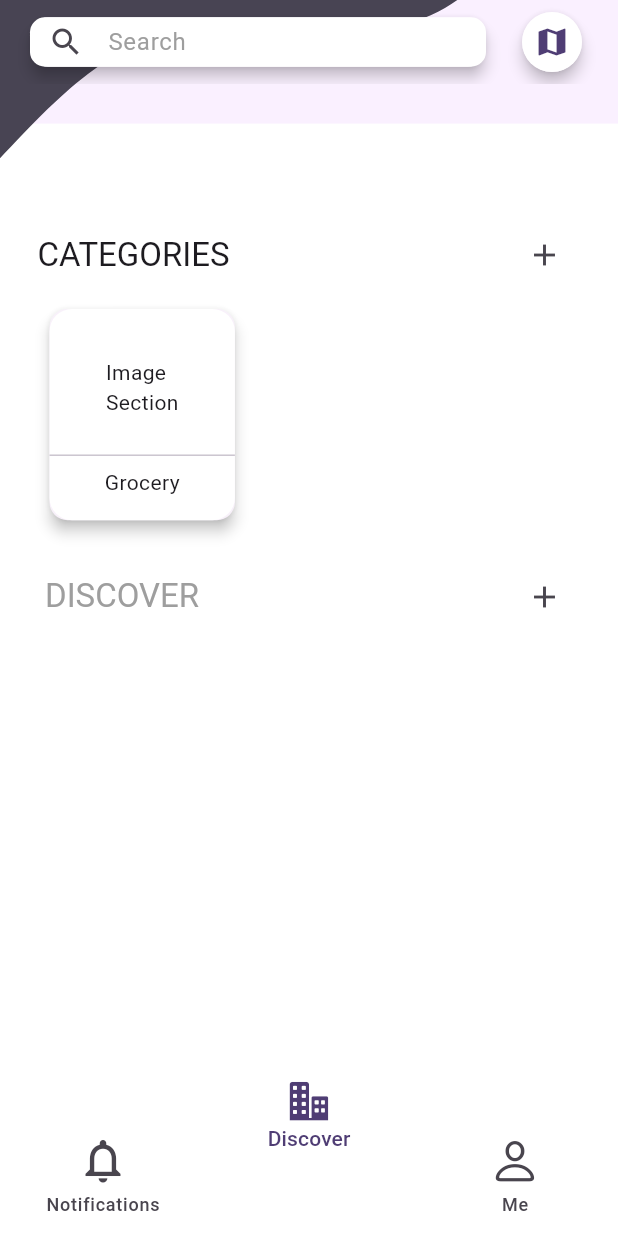
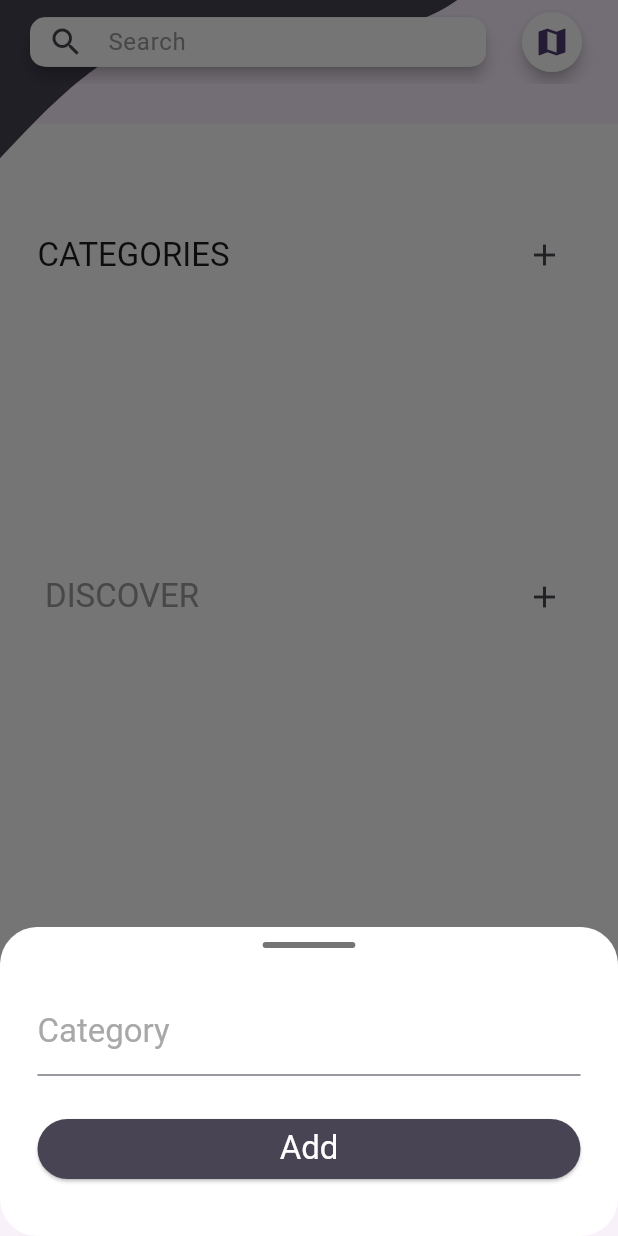
Before and after one commit to paraspithadiya10/Coupon_app, a Flutter app: the HomeScreen screen opened by its route, item 2 of the bottom bar chosen, after a tap on the "add" icon, on a phone screen of 412 x 824 dp. Run offline on Flutter 3.47's test engine with Material 3 defaults, Android fonts, the phone set to English and light mode, and no system bars; our stand-ins replace flutter_svg, shared_preferences, sqflite; accounts and stored records are empty; project files that could hold a hidden picture were left out.

Commit message:
add category and coupon dynamically

```diff
--- a/lib/providers/category_provider.dart
+++ b/lib/providers/category_provider.dart
@@ -1,41 +1,29 @@
 import 'package:flutter/material.dart';
 
 class CategoryProvider extends ChangeNotifier {
-  List<String> categoryItems = <String>[
-    'Grocery',
-    'Clothing',
-    'Health & Beauty',
-    'Sports',
-    'Furniture',
-    'Electronics',
-  ];
-
-  List<String> selectedCategories = [];
+  List<String> categoryList = [];
 
   int categoryIndex = 0;
 
-  addCategoryData(context) {
-    if (categoryIndex >= categoryItems.length) {
-      showDialog(
-          context: context,
-          builder: (context) => AlertDialog(
-                title: Text('information'),
-                content: Text('There is no more category to add'),
-                actions: [
-                  TextButton(
-                      onPressed: () {
-                        Navigator.pop(context);
-                      },
-                      child: Text('Ok'))
-                ],
-              ));
-      categoryIndex = categoryItems.length + 1;
-    } else {
-      selectedCategories.add(categoryItems[categoryIndex]);
-      categoryIndex++;
-    }
+  addCategoryData(String category) {
+    categoryList.add(category);
     notifyListeners();
   }
 
-  List<String> getSelectedCategoryData() => selectedCategories;
+  List<String> getCategoryList() => categoryList;
+
+  String getCategoryByIndex(int index) {
+    String category = categoryList[index];
+    return category;
+  }
+
+  void updateCategory(String category, int index) {
+    categoryList[index] = category;
+    notifyListeners();
+  }
+
+  void removeCategory(int index) {
+    categoryList.removeAt(index);
+    notifyListeners();
+  }
 }
--- a/lib/providers/coupon_provider.dart
+++ b/lib/providers/coupon_provider.dart
@@ -1,72 +1,27 @@
 import 'package:flutter/material.dart';
 
 class CouponProvider extends ChangeNotifier {
-  final List<Map<String, dynamic>> couponItems = [
-    {
-      'discount': 10,
-      'brandName': 'Castel Winery',
-      'date': 'jun 1 - jun 8',
-      'isBelongsTo': true,
-    },
-    {
-      'discount': 15,
-      'brandName': 'Pancakes House',
-      'date': 'jun 1 - jun 24',
-      'isBelongsTo': false,
-    },
-    {
-      'discount': 10,
-      'brandName': 'Spa Boutique',
-      'date': 'jun 1 - jun 8',
-      'isBelongsTo': true,
-    },
-    {
-      'discount': 15,
-      'brandName': 'H & M',
-      'date': 'jun 1 - jun 8',
-      'isBelongsTo': false,
-    },
-    {
-      'discount': 5,
-      'brandName': 'Apple online store',
-      'date': 'jun 1 - jun 18',
-      'isBelongsTo': true,
-    },
-    {
-      'discount': 5,
-      'brandName': 'Mashya Restaurant',
-      'date': 'jun 1 - jun 8',
-      'isBelongsTo': false,
-    },
-  ];
+  List<Map<String, dynamic>> couponList = [];
 
-  List<Map<String, dynamic>> selectedCoupon = [];
-
-  int couponIndex = 0;
-
-  void addCoupon(context) {
-    if (couponIndex >= couponItems.length) {
-      showDialog(
-          context: context,
-          builder: (context) => AlertDialog(
-                title: Text('information'),
-                content: Text('There is no more coupon to add'),
-                actions: [
-                  TextButton(
-                      onPressed: () {
-                        Navigator.pop(context);
-                      },
-                      child: Text('Ok'))
-                ],
-              ));
-      couponIndex = couponItems.length + 1;
-    } else {
-      selectedCoupon.add(couponItems[couponIndex]);
-      couponIndex++;
-    }
-
+  void addCoupon(context, Map<String, dynamic> couponItem) {
+    couponList.add(couponItem);
     notifyListeners();
   }
 
-  List<Map<String, dynamic>> getCoupon() => selectedCoupon;
+  List<Map<String, dynamic>> getCouponList() => couponList;
+
+  Map<String, dynamic> getCoupon(int index) {
+    Map<String, dynamic> coupon = couponList[index];
+    return coupon;
+  }
+
+  void updateCoupon(Map<String, dynamic> coupon, index) {
+    couponList[index] = coupon;
+    notifyListeners();
+  }
+
+  void removeCoupon(int index) {
+    couponList.removeAt(index);
+    notifyListeners();
+  }
 }
--- a/lib/screens/detail_screen.dart
+++ b/lib/screens/detail_screen.dart
@@ -36,9 +36,14 @@ class DetailScreen extends StatelessWidget {
       padding: const EdgeInsets.only(left: 20.0, top: 50.0),
       child: Row(
         children: [
-          Icon(
-            Icons.arrow_back_ios_new,
-            color: Colors.white,
+          IconButton(
+            onPressed: () {
+              Navigator.pop(context);
+            },
+            icon: Icon(
+              Icons.arrow_back_ios_new,
+              color: Colors.white,
+            ),
           ),
           Text(
             'ADIDAS',
--- a/lib/screens/discover_screen.dart
+++ b/lib/screens/discover_screen.dart
@@ -1,6 +1,8 @@
 import 'package:demo_app/providers/category_provider.dart';
 import 'package:demo_app/providers/coupon_provider.dart';
+import 'package:demo_app/widgets/category_bottom_sheet_widget.dart';
 import 'package:demo_app/widgets/category_card_widget.dart';
+import 'package:demo_app/widgets/coupon_bottom_sheet_widget.dart';
 import 'package:demo_app/widgets/coupon_widget.dart';
 import 'package:flutter/material.dart';
 import 'package:flutter_svg/flutter_svg.dart';
@@ -14,14 +16,20 @@ class DiscoverScreen extends StatelessWidget {
     double height = MediaQuery.sizeOf(context).height;
     double width = MediaQuery.sizeOf(context).width;
 
+    TextEditingController categoryNameController = TextEditingController();
+
+    TextEditingController brandNameController = TextEditingController();
+    TextEditingController discountController = TextEditingController();
+
     return Scaffold(
       body: Column(
         crossAxisAlignment: CrossAxisAlignment.start,
         spacing: 15,
         children: [
           _searchAppBarUI(height, width, context),
-          _categoriesSectionUI(height, width, context),
-          _discoverHeaderUI(context),
+          _categoriesSectionUI(height, width, context, categoryNameController),
+          _discoverHeaderUI(
+              context, height, width, brandNameController, discountController),
           _couponGridViewUI(height, width, context),
         ],
       ),
@@ -83,8 +91,8 @@ class DiscoverScreen extends StatelessWidget {
     );
   }
 
-  Widget _categoriesSectionUI(
-      double height, double width, BuildContext context) {
+  Widget _categoriesSectionUI(double height, double width, BuildContext context,
+      categoryNameController) {
     return Padding(
       padding: const EdgeInsets.symmetric(horizontal: 25),
       child: Column(
@@ -99,27 +107,31 @@ class DiscoverScreen extends StatelessWidget {
               ),
               IconButton(
                   onPressed: () {
-                  context.read<CategoryProvider>().addCategoryData(context);
+                    showModalBottomSheet(
+                        context: context,
+                        builder: (context) => CategoryBottomSheetWidget(
+                              isCategoryUpdate: false,
+                            ));
                   },
-                icon: const Icon(Icons.add),
-              ),
+                  icon: Icon(Icons.add))
             ],
           ),
           SizedBox(
             height: height * 0.2,
             child: Consumer<CategoryProvider>(
               builder: (_, provider, __) {
-                final List<String> selectedCategoryData =
-                    provider.getSelectedCategoryData();
+                final List<String> categoryList = provider.getCategoryList();
                 return ListView.builder(
                     scrollDirection: Axis.horizontal,
-                  itemCount: selectedCategoryData.length,
-                  itemBuilder: (context, index) => CategoryCard(
+                    itemCount: categoryList.length,
+                    itemBuilder: (context, index) {
+                      return CategoryCard(
                         height: height,
                         width: width,
-                    categoryName: selectedCategoryData[index],
-                  ),
+                        categoryIndex: index,
+                        categoryName: categoryList[index],
                       );
+                    });
               },
             ),
           ),
@@ -128,7 +140,8 @@ class DiscoverScreen extends StatelessWidget {
     );
   }
 
-  Widget _discoverHeaderUI(BuildContext context) {
+  Widget _discoverHeaderUI(BuildContext context, height, width,
+      brandNameController, discountController) {
     return Padding(
       padding: const EdgeInsets.only(left: 30, right: 25),
       child: Row(
@@ -143,7 +156,11 @@ class DiscoverScreen extends StatelessWidget {
           ),
           IconButton(
               onPressed: () {
-                context.read<CouponProvider>().addCoupon(context);
+                showModalBottomSheet(
+                    context: context,
+                    builder: (context) => CouponBottomSheetWidget(
+                          isCouponUpdate: false,
+                        ));
               },
               icon: Icon(Icons.add))
         ],
@@ -158,7 +175,7 @@ class DiscoverScreen extends StatelessWidget {
             horizontal: 25,
           ),
           child: Consumer<CouponProvider>(builder: (_, provider, __) {
-            List<Map<String, dynamic>> couponItems = provider.getCoupon();
+            List<Map<String, dynamic>> couponItems = provider.getCouponList();
             return GridView.builder(
               gridDelegate: SliverGridDelegateWithFixedCrossAxisCount(
                 crossAxisCount: 2,
@@ -171,7 +188,8 @@ class DiscoverScreen extends StatelessWidget {
                 return CouponWidget(
                   height: height,
                   width: width,
-                  discount: couponItems[index]['discount'].toDouble(),
+                  couponIndex: index,
+                  discount: couponItems[index]['discount'],
                   brandName: couponItems[index]['brandName'],
                   date: couponItems[index]['date'],
                   isBelongsTo: couponItems[index]['isBelongsTo'],
--- a/lib/screens/home_screen.dart
+++ b/lib/screens/home_screen.dart
@@ -28,16 +28,20 @@ class _HomeScreenState extends State<HomeScreen> {
 
   @override
   Widget build(BuildContext context) {
+    bool showFab = MediaQuery.of(context).viewInsets.bottom != 0;
+
     return Scaffold(
       body: _screens[selectedIndex],
       floatingActionButtonLocation: FloatingActionButtonLocation.centerDocked,
-      floatingActionButton: _buildDiscoverButton(),
+      floatingActionButton: _buildDiscoverButton(context, showFab),
       bottomNavigationBar: _buildNavigationBar(),
     );
   }
 
-  Widget _buildDiscoverButton() {
-    return FloatingActionButton.large(
+  Widget _buildDiscoverButton(context, showFab) {
+    return Visibility(
+      visible: !showFab,
+      child: FloatingActionButton.large(
         onPressed: () => onDestinationChanged(1),
         backgroundColor: Colors.white,
         elevation: 0,
@@ -51,6 +55,7 @@ class _HomeScreenState extends State<HomeScreen> {
             ),
             Text('Discover')
           ],
+        ),
       ),
     );
   }
--- /dev/null
+++ b/lib/widgets/category_bottom_sheet_widget.dart
@@ -0,0 +1,130 @@
+// ignore_for_file: use_build_context_synchronously
+
+import 'package:demo_app/data/preferences/pref_keys.dart';
+import 'package:demo_app/providers/category_provider.dart';
+import 'package:demo_app/widgets/custom_text_form_field.dart';
+import 'package:flutter/material.dart';
+import 'package:provider/provider.dart';
+import 'package:shared_preferences/shared_preferences.dart';
+
+class CategoryBottomSheetWidget extends StatefulWidget {
+  const CategoryBottomSheetWidget({super.key, required this.isCategoryUpdate});
+
+  final bool isCategoryUpdate;
+
+  @override
+  State<CategoryBottomSheetWidget> createState() =>
+      _CategoryBottomSheetWidgetState();
+}
+
+class _CategoryBottomSheetWidgetState extends State<CategoryBottomSheetWidget> {
+  final TextEditingController categoryNameController = TextEditingController();
+  String categoryName = '';
+
+  @override
+  void initState() {
+    if (widget.isCategoryUpdate) {
+      getCategory();
+    }
+    super.initState();
+  }
+
+  void getCategory() async {
+    SharedPreferences sharedPref = await SharedPreferences.getInstance();
+    int index = sharedPref.getInt(keyCategoryIndex) ?? 0;
+
+    categoryName = context.read<CategoryProvider>().getCategoryByIndex(index);
+    categoryNameController.text = categoryName;
+  }
+
+  @override
+  Widget build(BuildContext context) {
+    double height = MediaQuery.sizeOf(context).height;
+    double width = MediaQuery.sizeOf(context).width;
+
+    final String isCategoryUpdateText =
+        widget.isCategoryUpdate ? 'Update' : 'Add';
+
+    return Container(
+      padding: EdgeInsets.only(left: 25, right: 25, top: 10),
+      height: height * 0.25 + MediaQuery.of(context).viewInsets.bottom,
+      width: width * 1.0,
+      decoration: BoxDecoration(
+          borderRadius: BorderRadius.circular(25), color: Colors.white),
+      child: Column(
+        mainAxisSize: MainAxisSize.min,
+        children: [
+          Container(
+            height: 4,
+            width: width * 0.15,
+            decoration: BoxDecoration(
+              borderRadius: BorderRadius.circular(10),
+              color: Colors.black54,
+            ),
+          ),
+          SizedBox(height: height * 0.03),
+          CustomTextFormField(
+            controller: categoryNameController,
+            labelText: 'Category',
+            labelColor: Theme.of(context)
+                .textTheme
+                .titleLarge!
+                .copyWith(color: const Color.fromARGB(255, 168, 168, 168)),
+          ),
+          SizedBox(
+            height: height * 0.03,
+          ),
+          SizedBox(
+            width: width * 0.9,
+            child: ElevatedButton(
+                style: ButtonStyle(
+                    backgroundColor:
+                        WidgetStateProperty.all(Color(0xff484453))),
+                onPressed: () async {
+                  if (categoryNameController.text.isEmpty) {
+                    showDialog(
+                        context: context,
+                        builder: (context) => AlertDialog(
+                              title: Text('Error'),
+                              content: Text('Category is required.'),
+                              actions: [
+                                TextButton(
+                                    onPressed: () {
+                                      Navigator.pop(context);
+                                    },
+                                    child: Text('Ok'))
+                              ],
+                            ));
+                  } else {
+                    if (widget.isCategoryUpdate) {
+                      SharedPreferences sharedPref =
+                          await SharedPreferences.getInstance();
+                      int index = sharedPref.getInt(keyCategoryIndex) ?? 0;
+
+                      context
+                          .read<CategoryProvider>()
+                          .updateCategory(categoryNameController.text, index);
+                    } else {
+                      context
+                          .read<CategoryProvider>()
+                          .addCategoryData(categoryNameController.text);
+
+                      categoryNameController.text = '';
+                    }
+
+                    Navigator.pop(context);
+                  }
+                },
+                child: Text(
+                  isCategoryUpdateText,
+                  style: Theme.of(context)
+                      .textTheme
+                      .titleLarge!
+                      .copyWith(color: Colors.white),
+                )),
+          )
+        ],
+      ),
+    );
+  }
+}
--- a/lib/widgets/custom_text_form_field.dart
+++ b/lib/widgets/custom_text_form_field.dart
@@ -5,6 +5,7 @@ class CustomTextFormField extends StatelessWidget {
   final String labelText;
   final TextStyle labelColor;
   final bool obscureText;
+  final bool autofocus;
   final String? Function(String?)? validator;
 
   const CustomTextFormField({
@@ -13,6 +14,7 @@ class CustomTextFormField extends StatelessWidget {
     required this.labelText,
     required this.labelColor,
     this.obscureText = false,
+    this.autofocus = false,
     this.validator,
   });
 
```
Also changed, not shown: lib/data/preferences/pref_keys.dart (+11 -0 lines), lib/widgets/category_card_widget.dart (+57 -0 lines), lib/widgets/coupon_bottom_sheet_widget.dart (added, +228 -0 lines), lib/widgets/coupon_widget.dart (+59 -2 lines). Lines whose indentation alone changed are shown as unchanged.
